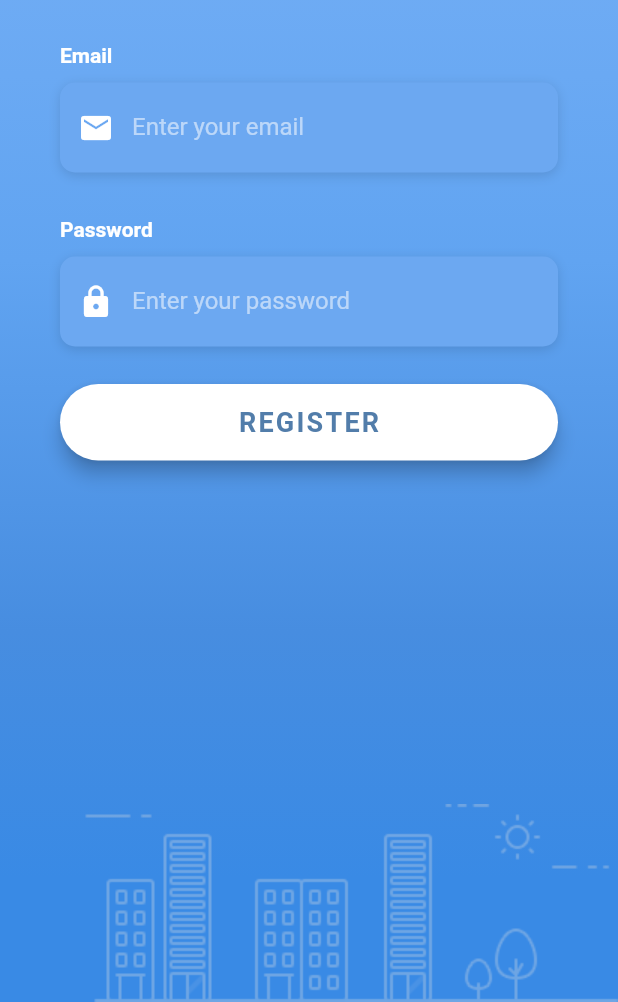
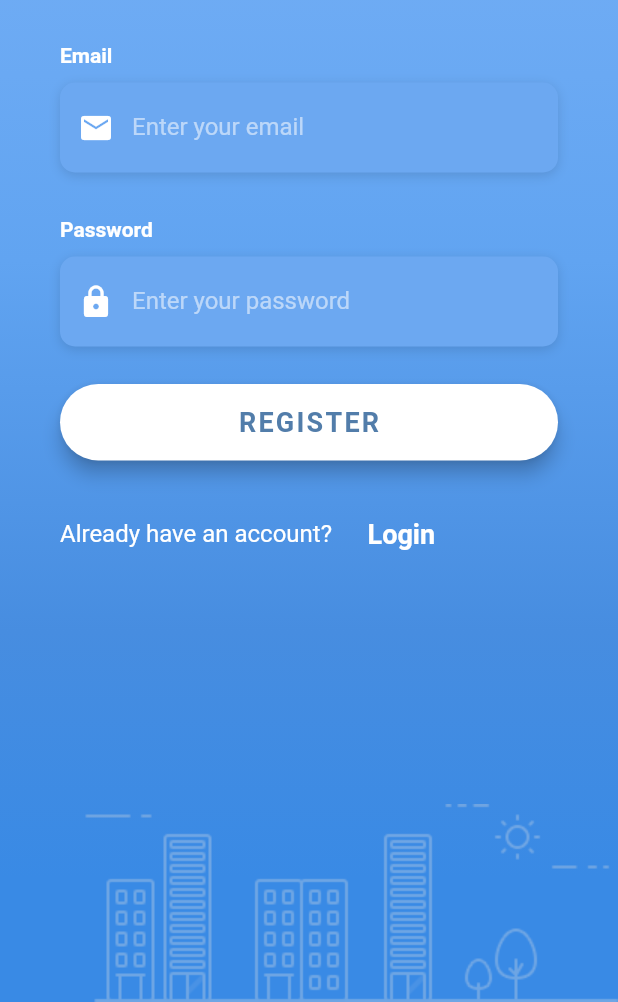
Before and after one commit to timeitel/travel_app, a Flutter app: the RegisterScreen screen opened directly, on a phone screen of 412 x 824 dp, the part 234-1236 px from its top. Run offline on Flutter 3.47's test engine with Material 2 defaults, Android fonts, the light colour scheme and no system bars; our stand-ins replace firebase_auth, font_awesome_flutter; accounts and stored records are empty; network calls fail; Roboto replaces fonts that are missing (OpenSans).

Commit message:
add: toggle between register & login

```diff
--- a/lib/screens/authenticate/register_screen.dart
+++ b/lib/screens/authenticate/register_screen.dart
@@ -1,5 +1,6 @@
 import 'package:flutter/material.dart';
 import 'package:flutter/services.dart';
+import 'package:travel_app/screens/authenticate/login_screen.dart';
 import 'package:travel_app/services/auth_service.dart';
 import 'package:travel_app/widgets/constants.dart' as Constants;
 
@@ -120,6 +121,49 @@ class _RegisterState extends State<RegisterScreen> {
                             ),
                           ),
                         ),
+                        Align(
+                          alignment: Alignment.centerRight,
+                          child: GestureDetector(
+                            onTap: () => {
+                              Navigator.push(
+                                  context,
+                                  MaterialPageRoute(
+                                      builder: (context) => RegisterScreen()))
+                            },
+                            child: Row(children: [
+                              RichText(
+                                text: TextSpan(
+                                  children: [
+                                    TextSpan(
+                                      text: 'Already have an account?',
+                                      style: TextStyle(
+                                        color: Colors.white,
+                                        fontSize: 16.0,
+                                        fontWeight: FontWeight.w400,
+                                      ),
+                                    ),
+                                  ],
+                                ),
+                              ),
+                              FlatButton(
+                                onPressed: () => {
+                                  Navigator.push(
+                                      context,
+                                      MaterialPageRoute(
+                                          builder: (context) => LoginScreen()))
+                                },
+                                child: Text(
+                                  ' Login',
+                                  style: TextStyle(
+                                    color: Colors.white,
+                                    fontSize: 18.0,
+                                    fontWeight: FontWeight.bold,
+                                  ),
+                                ),
+                              ),
+                            ]),
+                          ),
+                        ),
                       ],
                     ),
                   ),
```
Also changed, not shown: lib/screens/authenticate/login_screen.dart (+34 -32 lines).
